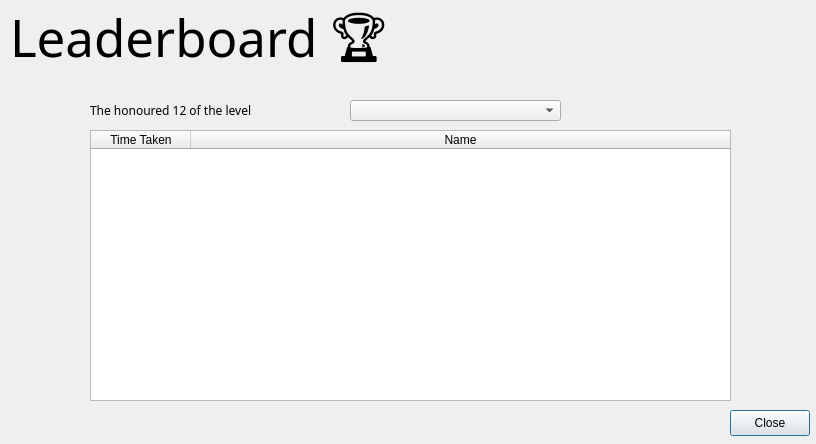
The window that wikiLYNX/ui/viewstats.ui (flamboyantpenguin/wikilynx) describes before a commit, drawn with Qt 5.
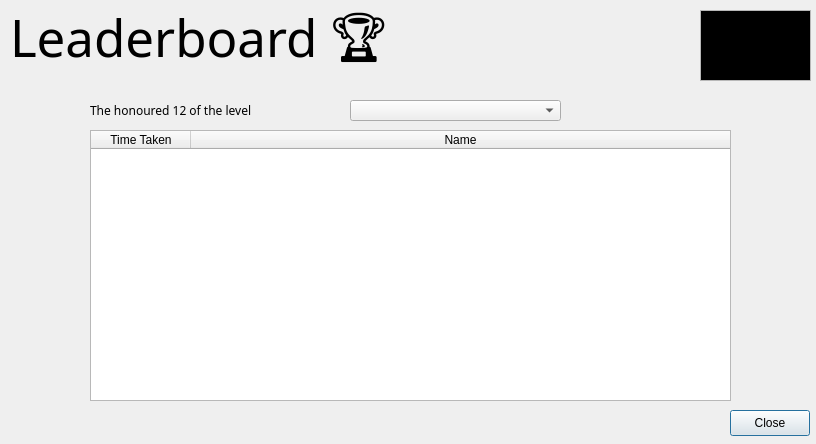
The same window after the commit. Icons and pictures are not drawn.

Commit message: Release 1.3.0-C0.1 - Fixed #26 - Added RSS Feed Support (Fixes #32) - Image Assets changed to SVG - Fixed Prg - Minor UI Fixes

What changed in the file:
```diff
--- a/wikiLYNX/ui/viewstats.ui
+++ b/wikiLYNX/ui/viewstats.ui
@@ -52,7 +52,7 @@
     <rect>
      <x>10</x>
      <y>0</y>
-     <width>791</width>
+     <width>431</width>
      <height>91</height>
     </rect>
    </property>
@@ -142,6 +142,32 @@
     <string>The honoured 12 of the level</string>
    </property>
   </widget>
+  <widget class="QTextBrowser" name="textBrowser">
+   <property name="geometry">
+    <rect>
+     <x>700</x>
+     <y>10</y>
+     <width>111</width>
+     <height>71</height>
+    </rect>
+   </property>
+   <property name="verticalScrollBarPolicy">
+    <enum>Qt::ScrollBarPolicy::ScrollBarAlwaysOff</enum>
+   </property>
+   <property name="horizontalScrollBarPolicy">
+    <enum>Qt::ScrollBarPolicy::ScrollBarAlwaysOff</enum>
+   </property>
+   <property name="html">
+    <string>&lt;!DOCTYPE HTML PUBLIC &quot;-//W3C//DTD HTML 4.0//EN&quot; &quot;http://www.w3.org/TR/REC-html40/strict.dtd&quot;&gt;
+&lt;html&gt;&lt;head&gt;&lt;meta name=&quot;qrichtext&quot; content=&quot;1&quot; /&gt;&lt;meta charset=&quot;utf-8&quot; /&gt;&lt;style type=&quot;text/css&quot;&gt;
+p, li { white-space: pre-wrap; }
+hr { height: 1px; border-width: 0; }
+li.unchecked::marker { content: &quot;\2610&quot;; }
+li.checked::marker { content: &quot;\2612&quot;; }
+&lt;/style&gt;&lt;/head&gt;&lt;body style=&quot; font-family:'Noto Sans'; font-size:10pt; font-weight:400; font-style:normal;&quot; bgcolor=&quot;#000000&quot;&gt;
+&lt;p style=&quot; margin-top:0px; margin-bottom:0px; margin-left:0px; margin-right:0px; -qt-block-indent:0; text-indent:0px;&quot;&gt;&lt;img src=&quot;:/base/images/wikiLYNX_logo.svg&quot; width=&quot;100&quot; height=&quot;60&quot; /&gt;&lt;/p&gt;&lt;/body&gt;&lt;/html&gt;</string>
+   </property>
+  </widget>
  </widget>
  <resources/>
  <connections/>
```
The commit also changes 34 other files.
